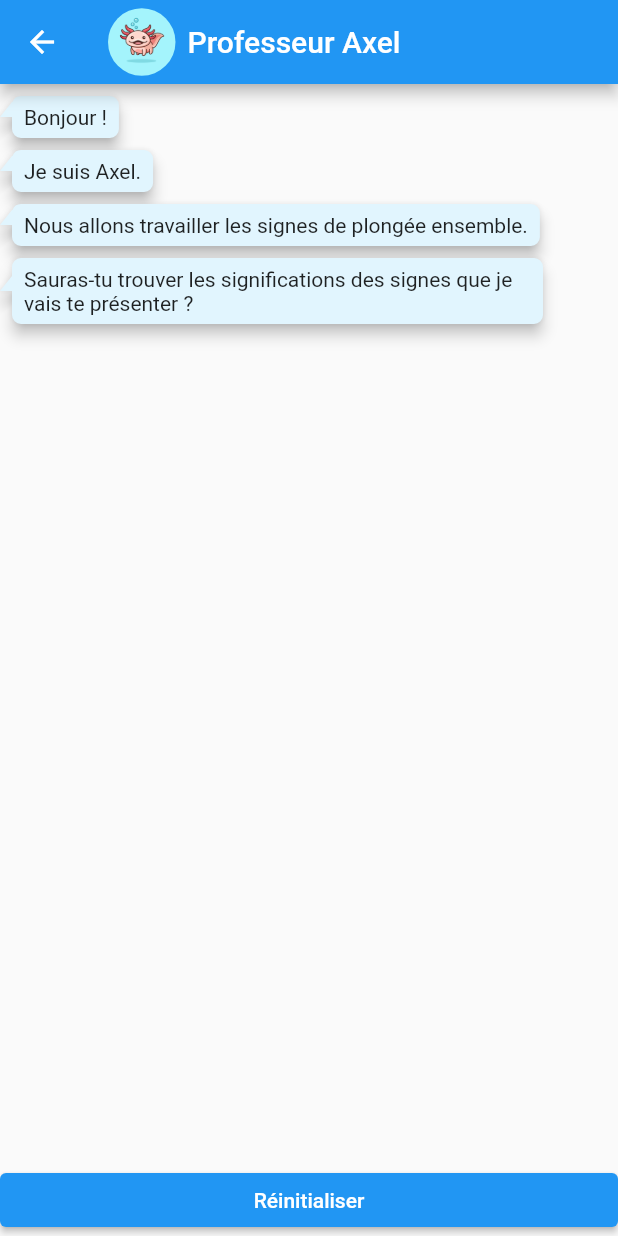
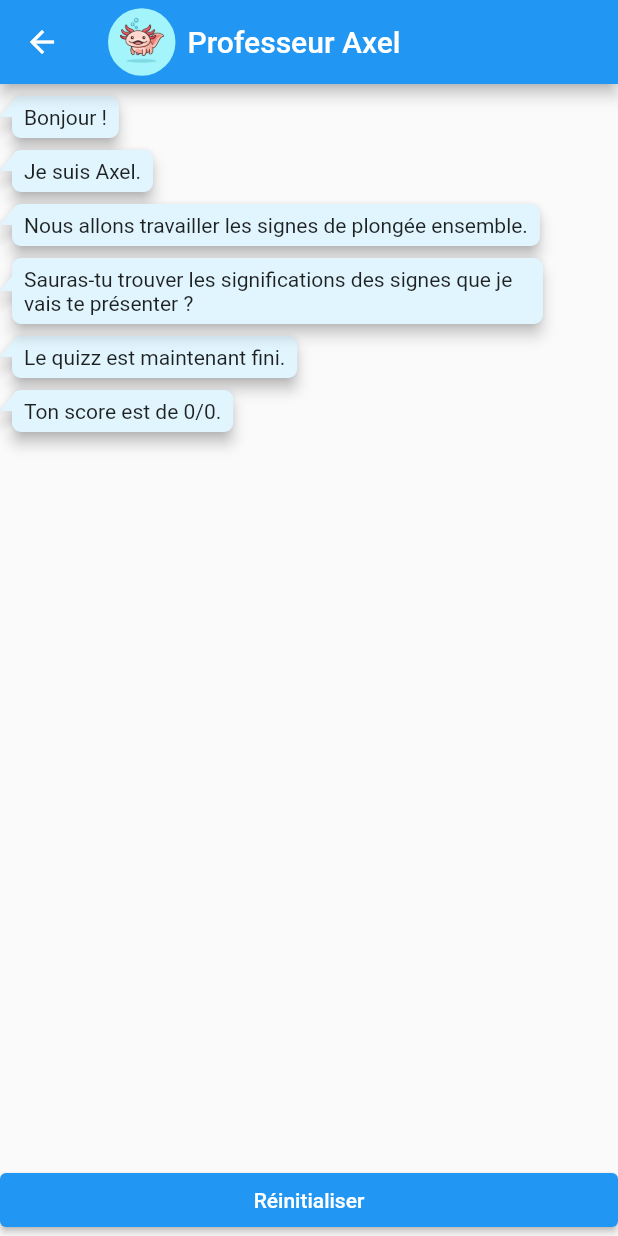
Before and after one commit to Zigotote/diving_quizz, a Flutter app: the screen it shows after launch, after a tap on "Apprendre les signes", on a phone screen of 412 x 824 dp. Run offline on Flutter 3.47's test engine with Material 2 defaults, Android fonts, the phone set to English and light mode, and no system bars; drawn by our look-alikes of bubble; our stand-ins replace shared_preferences, sqflite; accounts and stored records are empty.

Commit message:
Add: displays score at the end of the quizz

```diff
--- a/lib/pages/abstract_quizz.dart
+++ b/lib/pages/abstract_quizz.dart
@@ -11,6 +11,9 @@ abstract class AbstractQuizzState extends State<AbstractQuizz> {
   /// The scroll controller for the page, to scroll automatically when height is overseized
   final ScrollController _scrollController = ScrollController();
   bool needScroll = false;
+
+  /// The score of the user
+  int score = 0;
 
   @override
   void didChangeDependencies() {
@@ -36,6 +39,7 @@ abstract class AbstractQuizzState extends State<AbstractQuizz> {
   /// Adds a SignQuestion to the queue when current question has been answered
   /// The added question's type is from the type of U
   void addSignQuestion(int score) {
+    this.score += score;
     setState(() {
       Provider.of<QuestionPool>(context, listen: false).addRandomSignQuestion();
       needScroll = true;
@@ -101,6 +105,29 @@ abstract class AbstractQuizzState extends State<AbstractQuizz> {
               );
             },
           ),
+          Consumer<QuestionPool>(
+            builder: (context, QuestionPool questionPool, child) {
+              int totalQuestions = questionPool.questions.length;
+              return SliverList(
+                delegate: SliverChildListDelegate(
+                  questionPool.isFinished
+                      ? [
+                          BotDialog(
+                            child: BotText(
+                              "Le quizz est maintenant fini.",
+                            ),
+                          ),
+                          BotDialog(
+                            child: BotText(
+                              "Ton score est de $score/$totalQuestions.",
+                            ),
+                          ),
+                        ]
+                      : [],
+                ),
+              );
+            },
+          ),
         ],
       ),
       bottomNavigationBar: ElevatedButton(
--- a/lib/pages/reactions_quizz.dart
+++ b/lib/pages/reactions_quizz.dart
@@ -30,6 +30,7 @@
 
   /// Adds a ReactionQuestion to the queue when current question has been answered
   void _addReactionQuestion(int score) {
+    this.score += score;
     setState(() {
       Provider.of<QuestionPool>(context, listen: false)
           .addRandomReactionQuestion();
--- a/lib/providers/question_pool.dart
+++ b/lib/providers/question_pool.dart
@@ -28,10 +28,17 @@ class QuestionPool with ChangeNotifier {
   /// Reactions the bot can propose
   Set<String> _possibleReactions = {};
 
+  /// Indicates if the quizz is finished
+  bool _isFinished;
+
+  /// Returns the list of asked questions
   UnmodifiableListView<AbstractQuestionModel> get questions =>
       UnmodifiableListView(_askedQuestions);
 
+  bool get isFinished => _isFinished;
+
   QuestionPool() {
+    _isFinished = false;
     _fillPossibleMeanings();
     _fillPossibleReactions();
   }
@@ -56,6 +63,7 @@ class QuestionPool with ChangeNotifier {
   /// Initializes the lists used to build the questions
   /// Initializes the current question's list with one question
   void initQuizz() async {
+    _isFinished = false;
     _askedQuestions = [];
     _availableQuestionIds =
         await DatabaseProvider.instance.getSignQuestionIds();
@@ -66,6 +74,7 @@ class QuestionPool with ChangeNotifier {
   /// Chooses a random sign question and adds it to the _question list
   /// Creates a list of proposed answers for this question
   void addRandomSignQuestion() async {
+    _isFinished = _availableQuestionIds.isEmpty;
     if (_availableQuestionIds.isNotEmpty) {
       int questionId = _selectRandomQuestion(_availableQuestionIds.entries);
       _availableQuestionIds.remove(questionId);
```
